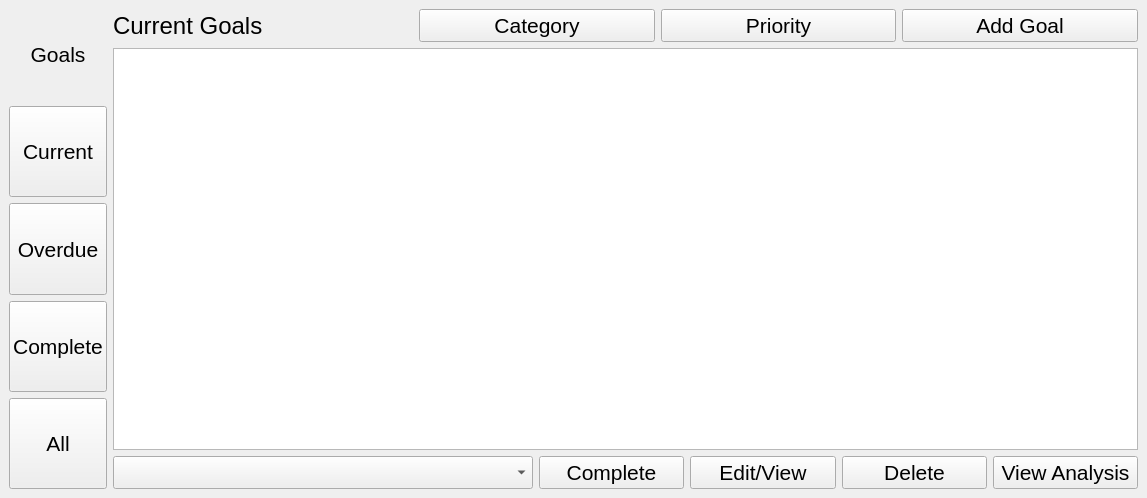
Above: UI/MainWindow.ui from cis422-goaltracker/goaltracker before the change. Below: the same form after it.
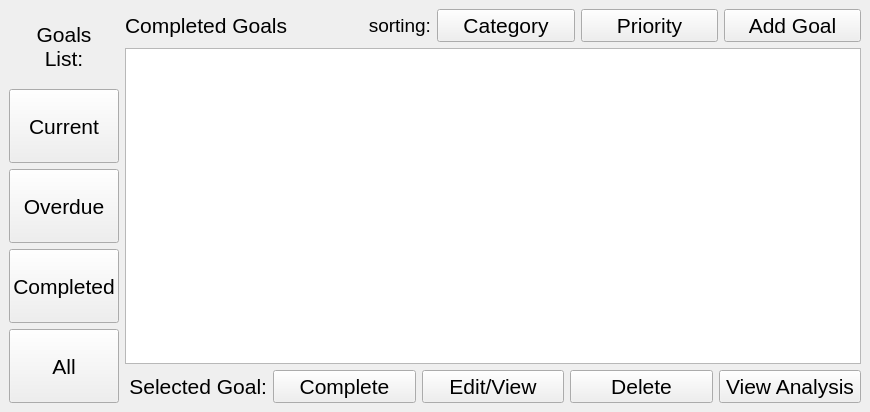
That is the form after the change.

Commit message: Removed combo boxes from UI files.

The edit to the form file:
```diff
--- a/UI/MainWindow.ui
+++ b/UI/MainWindow.ui
@@ -6,8 +6,8 @@
    <rect>
     <x>0</x>
     <y>0</y>
-    <width>1147</width>
-    <height>498</height>
+    <width>870</width>
+    <height>412</height>
    </rect>
   </property>
   <property name="windowTitle">
@@ -25,7 +25,8 @@
          </font>
         </property>
         <property name="text">
-         <string>Goals</string>
+         <string>Goals
+List:</string>
         </property>
         <property name="alignment">
          <set>Qt::AlignCenter</set>
@@ -82,7 +83,7 @@
          </font>
         </property>
         <property name="text">
-         <string>Complete</string>
+         <string>Completed</string>
         </property>
        </widget>
       </item>
@@ -111,20 +112,35 @@
       <item>
        <layout class="QHBoxLayout" name="horizontalLayout_2">
         <item>
-         <widget class="QLabel" name="label_Goals">
+         <widget class="QLabel" name="label_listTitle">
+          <property name="font">
+           <font>
+            <pointsize>16</pointsize>
+           </font>
+          </property>
+          <property name="text">
+           <string>Completed Goals</string>
+          </property>
+         </widget>
+        </item>
+        <item>
+         <widget class="QLabel" name="label_goalSorting">
           <property name="minimumSize">
            <size>
-            <width>300</width>
+            <width>0</width>
             <height>0</height>
            </size>
           </property>
           <property name="font">
            <font>
-            <pointsize>18</pointsize>
+            <pointsize>14</pointsize>
            </font>
           </property>
           <property name="text">
-           <string>Current Goals</string>
+           <string>sorting:</string>
+          </property>
+          <property name="alignment">
+           <set>Qt::AlignRight|Qt::AlignTrailing|Qt::AlignVCenter</set>
           </property>
          </widget>
         </item>
@@ -181,18 +197,18 @@
       <item>
        <layout class="QHBoxLayout" name="horizontalLayout">
         <item>
-         <widget class="QComboBox" name="comboBox">
-          <property name="minimumSize">
-           <size>
-            <width>420</width>
-            <height>0</height>
-           </size>
-          </property>
+         <widget class="QLabel" name="label_selectedgoal">
           <property name="font">
            <font>
             <pointsize>16</pointsize>
            </font>
           </property>
+          <property name="text">
+           <string>Selected Goal:</string>
+          </property>
+          <property name="alignment">
+           <set>Qt::AlignRight|Qt::AlignTrailing|Qt::AlignVCenter</set>
+          </property>
          </widget>
         </item>
         <item>
```
Left out of the diff: 2 changed lines with no effect on the pictures. The commit also changes 1 other file.
